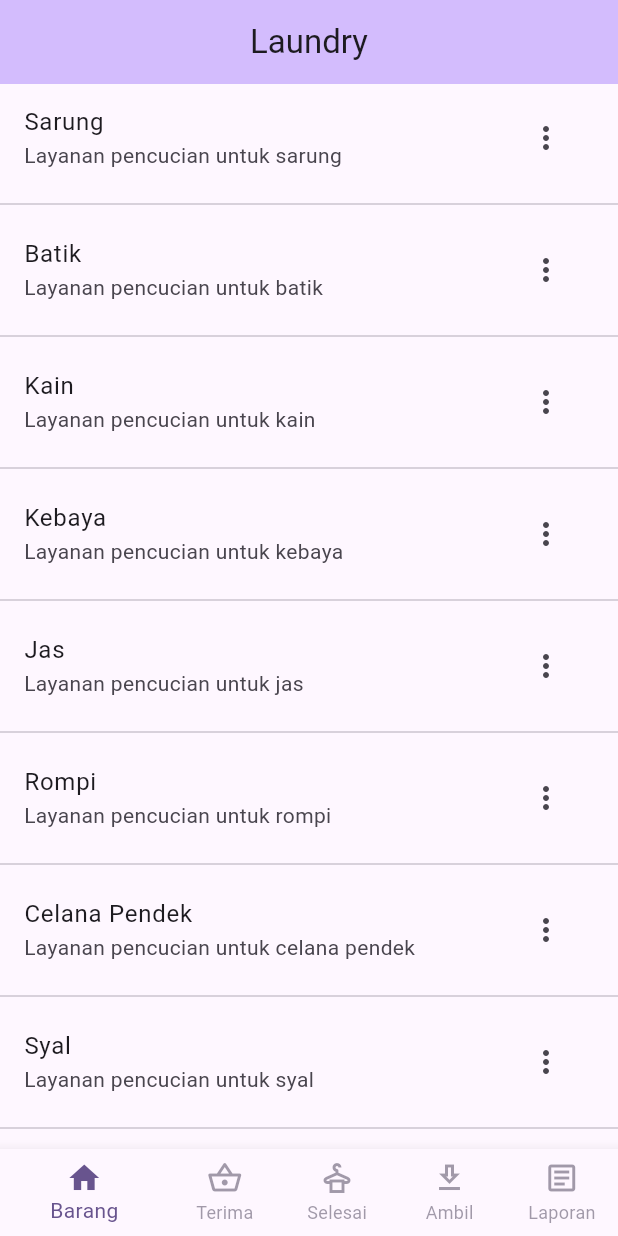
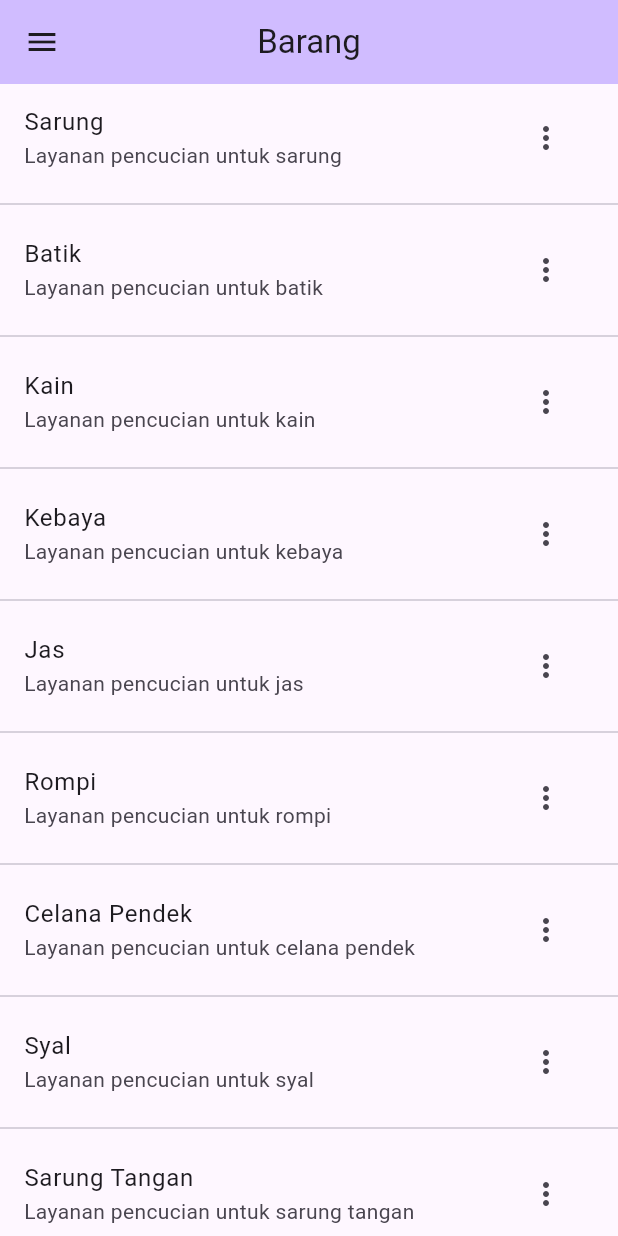
Before and after one commit to solanoize/Open-SISFO-Laundry, a Flutter app: the screen it shows after launch, on a phone screen of 412 x 824 dp. Run offline on Flutter 3.47's test engine with Material 3 defaults, Android fonts, the light colour scheme and no system bars; our stand-ins replace sqflite; accounts and stored records are empty.

Commit message:
Tambah fitur daftar barang dan drawer

```diff
--- a/lib/helpers/widgets.dart
+++ b/lib/helpers/widgets.dart
@@ -1,17 +1,4 @@
 import 'package:flutter/material.dart';
-
-AppBar appBarWidget({required BuildContext context, required String title}) {
-  return AppBar(
-    // TRY THIS: Try changing the color here to a specific color (to
-    // Colors.amber, perhaps?) and trigger a hot reload to see the AppBar
-    // change color while the other colors stay the same.
-    backgroundColor: Theme.of(context).colorScheme.inversePrimary,
-    centerTitle: true,
-    // Here we take the value from the MyHomePage object that was created by
-    // the App.build method, and use it to set our appbar title.
-    title: Text(title),
-  );
-}
 
 Widget emptyWidget() {
   return Center(
--- a/lib/main.dart
+++ b/lib/main.dart
@@ -1,5 +1,26 @@
 import 'package:flutter/material.dart';
-import 'package:open_sisfo_laundry/screens/home/home_screen.dart';
+import 'package:open_sisfo_laundry/screens/barang_screens/daftar_barang_screen.dart';
+
+final Drawer drawer = Drawer(
+  child: ListView(
+    padding: EdgeInsets.zero,
+    children: [
+      const DrawerHeader(
+        decoration: BoxDecoration(
+          color: Colors.blue,
+        ),
+        child: Text('Drawer Header'),
+      ),
+      ListTile(
+        title: const Text('Item 1'),
+        onTap: () {
+          // Update the state of the app.
+          // ...
+        },
+      )
+    ],
+  ),
+);
 
 void main() {
   runApp(const MyApp());
@@ -14,10 +35,9 @@ class MyApp extends StatelessWidget {
     return MaterialApp(
       title: 'Open SISFO Laundry',
       theme: ThemeData(
-        colorScheme: ColorScheme.fromSeed(seedColor: Colors.deepPurple),
         useMaterial3: true,
       ),
-      home: HomeScreen(),
+      home: DaftarBarangScreen(),
     );
   }
 }
--- a/lib/repositories/barang_repository.dart
+++ b/lib/repositories/barang_repository.dart
@@ -22,8 +22,10 @@ class BarangRepository {
   }
 
   static Future<List<Barang>> reads() async {
+    return Future<List<Barang>>.delayed(const Duration(seconds: 3), () async {
       Database db = await DatabaseHelper.initDB();
-    String sql = 'SELECT * FROM $table ORDER BY $fieldBarangId DESC LIMIT 10;';
+      String sql =
+          'SELECT * FROM $table ORDER BY $fieldBarangId DESC LIMIT 10;';
       List<Map<String, Object?>> map = await db.rawQuery(sql);
 
       // db.close();
@@ -40,6 +42,7 @@ class BarangRepository {
             deskripsi: deskripsi,
           )
       ];
+    });
   }
 
   static Future<Barang> create({
--- a/lib/screens/thebarang/daftar_barang_screen.dart
+++ b/lib/screens/barang_screens/daftar_barang_screen.dart
@@ -5,6 +5,30 @@ import 'package:flutter/material.dart';
 import 'package:open_sisfo_laundry/helpers/widgets.dart';
 import 'package:open_sisfo_laundry/models/Barang.dart';
 import 'package:open_sisfo_laundry/repositories/barang_repository.dart';
+
+Drawer drawer(BuildContext context) => Drawer(
+      child: ListView(
+        padding: EdgeInsets.zero,
+        children: [
+          DrawerHeader(
+            decoration: BoxDecoration(
+              color: Theme.of(context).colorScheme.inversePrimary,
+            ),
+            child: Text(
+              "Laundry",
+              style: Theme.of(context).textTheme.headlineLarge,
+            ),
+          ),
+          ListTile(
+            title: const Text('Daftar Barang'),
+            onTap: () {
+              // Update the state of the app.
+              // ...
+            },
+          )
+        ],
+      ),
+    );
 
 enum ActionItem {
   actionUpdate,
@@ -21,6 +45,7 @@ class DaftarBarangScreen extends StatefulWidget {
 class _DaftarBarangScreenState extends State<DaftarBarangScreen> {
   Future<List<Barang>>? futureDaftarBarang;
   ActionItem? selectedAction;
+  String title = "Barang";
 
   @override
   void initState() {
@@ -31,7 +56,23 @@ class _DaftarBarangScreenState extends State<DaftarBarangScreen> {
   @override
   Widget build(BuildContext context) {
     return Scaffold(
+      appBar: AppBar(
+        backgroundColor: Theme.of(context).colorScheme.inversePrimary,
+        centerTitle: true,
+        title: Text(title),
+        leading: Builder(
+          builder: (context) {
+            return IconButton(
+              onPressed: () {
+                Scaffold.of(context).openDrawer();
+              },
+              icon: Icon(Icons.menu),
+            );
+          },
+        ),
+      ),
       body: futureBuilder(),
+      drawer: drawer(context),
     );
   }
 
--- a/lib/screens/home/home_screen.dart
+++ /dev/null
@@ -1,63 +0,0 @@
-import 'package:flutter/material.dart';
-import 'package:open_sisfo_laundry/helpers/widgets.dart';
-import 'package:open_sisfo_laundry/screens/thebarang/daftar_barang_screen.dart';
-
-class HomeScreen extends StatefulWidget {
-  const HomeScreen({super.key});
-
-  @override
-  State<HomeScreen> createState() => _HomeScreenState();
-}
-
-class _HomeScreenState extends State<HomeScreen> {
-  int _selectedIndex = 0;
-  static const List<Widget> _widgetOptions = <Widget>[
-    DaftarBarangScreen(),
-  ];
-
-  final menuItems = [
-    BottomNavigationBarItem(
-      icon: Icon(Icons.home),
-      label: 'Barang',
-    ),
-    BottomNavigationBarItem(
-      icon: Icon(Icons.shopping_basket_outlined),
-      label: 'Terima',
-    ),
-    BottomNavigationBarItem(
-      icon: Icon(Icons.dry_cleaning_outlined),
-      label: 'Selesai',
-    ),
-    BottomNavigationBarItem(
-      icon: Icon(Icons.get_app_outlined),
-      label: 'Ambil',
-    ),
-    BottomNavigationBarItem(
-      icon: Icon(Icons.article_outlined),
-      label: 'Laporan',
-    ),
-  ];
-
-  void _onItemTapped(int index) {
-    setState(() {
-      _selectedIndex = index;
-    });
-  }
-
-  @override
-  Widget build(BuildContext context) {
-    return Scaffold(
-      appBar: appBarWidget(context: context, title: "Laundry"),
-      body: _widgetOptions.elementAt(_selectedIndex),
-      bottomNavigationBar: BottomNavigationBar(
-        items: [...menuItems],
-        currentIndex: _selectedIndex,
-        selectedItemColor: Theme.of(context).colorScheme.primary,
-        unselectedItemColor:
-            Theme.of(context).colorScheme.secondary.withOpacity(0.6),
-        showUnselectedLabels: true,
-        onTap: _onItemTapped,
-      ),
-    );
-  }
-}
```
Lines whose indentation alone changed are shown as unchanged.
